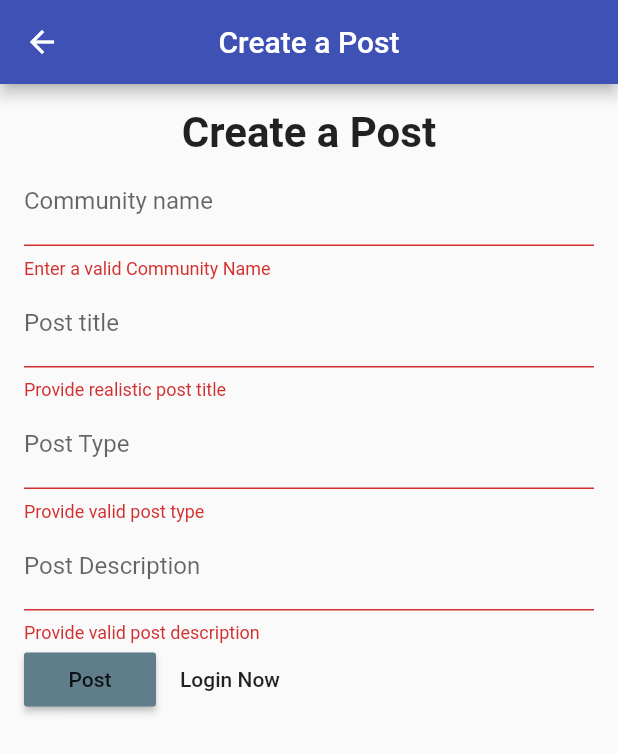
After one commit to Ibrahim-Lokman/Community-Market-Place, a Flutter app: the CreatePostScreens screen opened by its route, after a tap on "Post", on a phone screen of 412 x 824 dp. The commit adds this screen. Shown: the top 753 px of the screen. Run offline on Flutter 3.47's test engine with Material 2 defaults, Android fonts, the light colour scheme and no system bars; our stand-ins replace localstorage.

Commit message:
"Create Post " frontend created [ rafi ]

```diff
--- a/flutterd/lib/main.dart
+++ b/flutterd/lib/main.dart
@@ -9,6 +9,7 @@ import 'package:localstorage/localstorage.dart';
 import 'package:provider/provider.dart';
 
 import 'screens/create_community_screen.dart';
+import 'screens/create_post_screen.dart';
 
 main() => runApp(MyApp());
 
@@ -47,6 +48,7 @@ class MyApp extends StatelessWidget {
           LoginScreens.routeName: (ctx) => LoginScreens(),
           RegisterScreens.routeName: (ctx) => RegisterScreens(),
           CreateCommunityScreens.routeName: (ctx) => CreateCommunityScreens(),
+          CreatePostScreens.routeName: (ctx) => CreatePostScreens(),
         },
       ),
     );
--- /dev/null
+++ b/flutterd/lib/screens/create_post_screen.dart
@@ -0,0 +1,146 @@
+import 'package:flutter/material.dart';
+import 'package:flutterd/screens/login_screens.dart';
+import 'package:flutterd/screens/home_screens.dart';
+import 'package:flutterd/state/post_state.dart';
+import 'package:provider/provider.dart';
+
+class CreatePostScreens extends StatefulWidget {
+  static const routeName = '/create-post';
+  @override
+  _CreatePostScreensState createState() => _CreatePostScreensState();
+}
+
+class _CreatePostScreensState extends State<CreatePostScreens> {
+  String _communityName;
+  String _title;
+  String _type;
+  String _content;
+  final _form = GlobalKey<FormState>();
+
+  void _createNewPost() async {
+    var isvalid = _form.currentState.validate();
+    if (!isvalid) {
+      return;
+    }
+    _form.currentState.save();
+    bool isRegister = await Provider.of<PostState>(context, listen: false)
+        .createNewPost(_communityName, _title, _type, _content);
+    if (isRegister == false) {
+      Navigator.of(context).pushReplacementNamed(HomeScreens.routeName);
+    } else {
+      showDialog(
+        context: context,
+        builder: (context) {
+          return AlertDialog(
+            title: Text("Somthing is Wrong!Try Again"),
+            actions: [
+              RaisedButton(
+                onPressed: () {
+                  Navigator.of(context).pop();
+                },
+                child: Text("Ok"),
+              ),
+            ],
+          );
+        },
+      );
+    }
+  }
+
+  @override
+  Widget build(BuildContext context) {
+    return Scaffold(
+      appBar: AppBar(
+        title: Text("Create a Post"),
+        centerTitle: true,
+      ),
+      body: SingleChildScrollView(
+        child: Padding(
+          padding: EdgeInsets.all(16),
+          child: Form(
+            key: _form,
+            child: Column(
+              children: [
+                Text(
+                  "Create a Post",
+                  style: TextStyle(
+                    fontWeight: FontWeight.bold,
+                    fontSize: 28,
+                  ),
+                ),
+                TextFormField(
+                  decoration:
+                      const InputDecoration(labelText: "Community name"),
+                  validator: (v) {
+                    if (v.isEmpty) {
+                      return 'Enter a valid Community Name';
+                    }
+                    return null;
+                  },
+                  onSaved: (v) {
+                    _communityName = v;
+                  },
+                ),
+                TextFormField(
+                  decoration: const InputDecoration(labelText: "Post title"),
+                  validator: (v) {
+                    if (v.isEmpty) {
+                      return 'Provide realistic post title';
+                    }
+                    return null;
+                  },
+                  onSaved: (v) {
+                    _title = v;
+                  },
+                ),
+                TextFormField(
+                  decoration: const InputDecoration(labelText: "Post Type"),
+                  validator: (v) {
+                    if (v.isEmpty) {
+                      return 'Provide valid post type';
+                    }
+                    return null;
+                  },
+                  onSaved: (v) {
+                    _type = v;
+                  },
+                ),
+                TextFormField(
+                  decoration:
+                      const InputDecoration(labelText: "Post Description"),
+                  validator: (v) {
+                    if (v.isEmpty) {
+                      return 'Provide valid post description';
+                    }
+                    return null;
+                  },
+                  onSaved: (v) {
+                    _content = v;
+                  },
+                ),
+                Row(
+                  children: [
+                    RaisedButton(
+                      color: Theme.of(context).accentColor,
+                      onPressed: () {
+                        _createNewPost();
+                      },
+                      child: const Text("Post"),
+                    ),
+                    FlatButton(
+                      onPressed: () {
+                        Navigator.of(context)
+                            .pushReplacementNamed(HomeScreens.routeName);
+                      },
+                      child: Text("Login Now"),
+                    ),
+                  ],
+                ),
+              ],
+            ),
+          ),
+        ),
+      ),
+    );
+  }
+}
--- a/flutterd/lib/state/post_state.dart
+++ b/flutterd/lib/state/post_state.dart
@@ -212,6 +212,39 @@ class PostState with ChangeNotifier {
     }
   }
 
+  Future<bool> createNewPost(
+      String communityName, String title, String type, String content) async {
+    try {
+      var token = storage.getItem('token');
+      String url = 'http://10.0.2.2:8000/api/posts/';
+
+      http.Response response = await http.post(
+        url,
+        headers: {
+          "Content-Type": "application/json",
+          'Authorization': 'token $token',
+        },
+        body: json.encode(
+          {
+            'communityName': communityName,
+            'title': title,
+            'type': type,
+            'content': content,
+          },
+        ),
+      );
+      var data = json.decode(response.body) as Map;
+      // if (data['error'] = false) {
+      //   return false;
+      // }
+      return data['error'];
+    } catch (e) {
+      print("error create now");
+      print(e);
+      return true;
+    }
+  }
+
   List<Post> get post {
     if (_posts != null) {
       return [..._posts];
```
Also changed, not shown: flutterd/lib/screens/category_screens.dart (+32 -4 lines).
